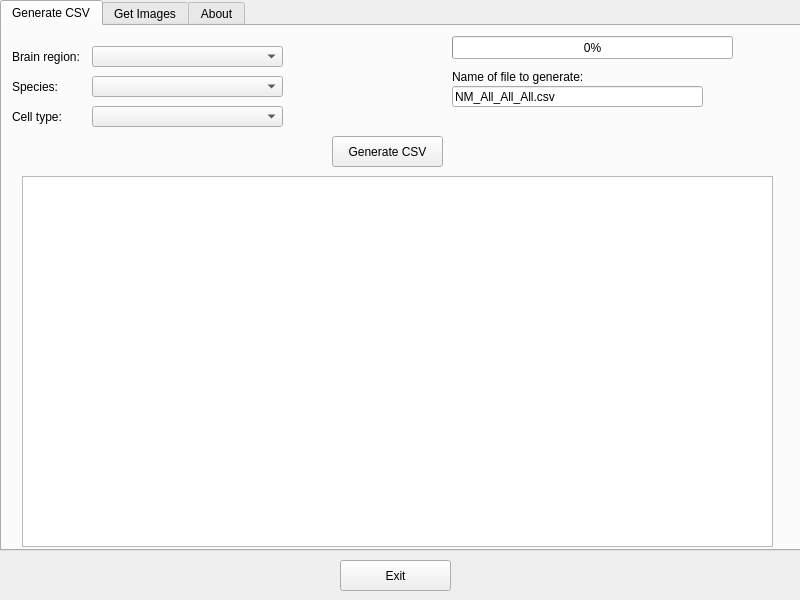
Old version of the form qtgui.ui in the repository izaletel/NeuroMorpho-Access-Tool.
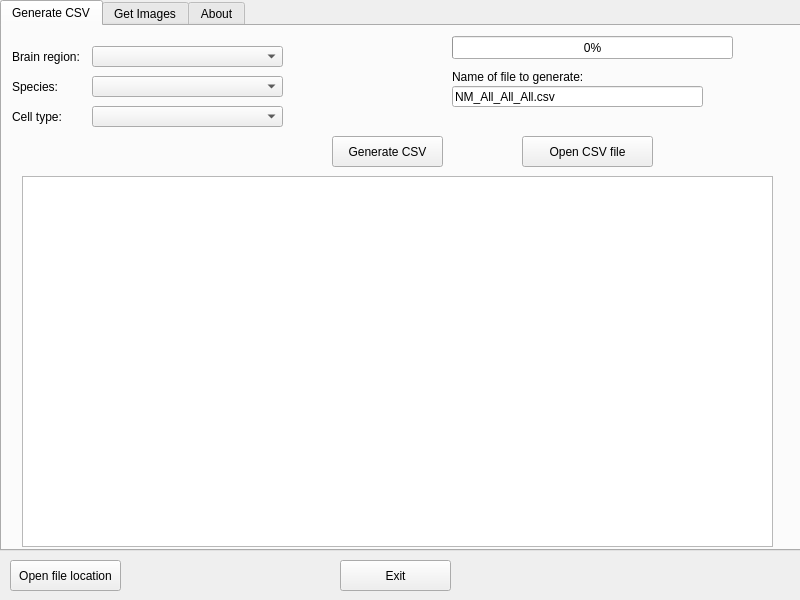
New version of the form.

Commit message: adding open file/dir button

Diff of the .ui file:
```diff
--- a/qtgui.ui
+++ b/qtgui.ui
@@ -170,6 +170,19 @@
        <string>Name of file to generate:</string>
       </property>
      </widget>
+     <widget class="QPushButton" name="open_csv_file_button">
+      <property name="geometry">
+       <rect>
+        <x>520</x>
+        <y>110</y>
+        <width>131</width>
+        <height>31</height>
+       </rect>
+      </property>
+      <property name="text">
+       <string>Open CSV file</string>
+      </property>
+     </widget>
     </widget>
     <widget class="QWidget" name="tab_image">
      <attribute name="title">
@@ -286,6 +299,19 @@
      <string>Exit</string>
     </property>
    </widget>
+   <widget class="QPushButton" name="open_file_location_button">
+    <property name="geometry">
+     <rect>
+      <x>10</x>
+      <y>560</y>
+      <width>111</width>
+      <height>31</height>
+     </rect>
+    </property>
+    <property name="text">
+     <string>Open file location</string>
+    </property>
+   </widget>
   </widget>
  </widget>
  <resources/>
```
Left out of the diff: 13 changed lines with no effect on the pictures. The commit also changes 6 other files.
